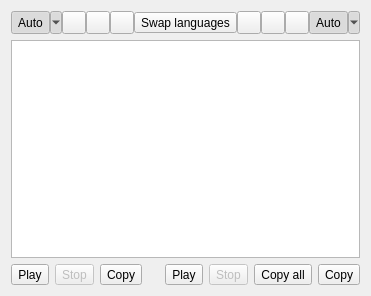
The window that src/popupwindow.ui (crow-translate/crow-translate) describes before a commit, drawn with Qt 5.
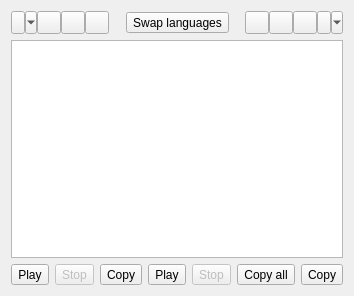
The same window after the commit. Icons and pictures are not drawn.

Commit message: Cleanup popup-window

The edit to the form file:
```diff
--- a/src/popupwindow.ui
+++ b/src/popupwindow.ui
@@ -34,15 +34,9 @@
        <property name="toolTip">
         <string notr="true">auto</string>
        </property>
-       <property name="text">
-        <string>Auto</string>
-       </property>
        <property name="checkable">
         <bool>true</bool>
        </property>
-       <property name="checked">
-        <bool>true</bool>
-       </property>
        <property name="autoExclusive">
         <bool>true</bool>
        </property>
@@ -240,15 +234,9 @@
        <property name="toolTip">
         <string notr="true">auto</string>
        </property>
-       <property name="text">
-        <string>Auto</string>
-       </property>
        <property name="checkable">
         <bool>true</bool>
        </property>
-       <property name="checked">
-        <bool>true</bool>
-       </property>
        <property name="autoExclusive">
         <bool>true</bool>
        </property>
```
Left out of the diff: 24 changed lines with no effect on the pictures.
